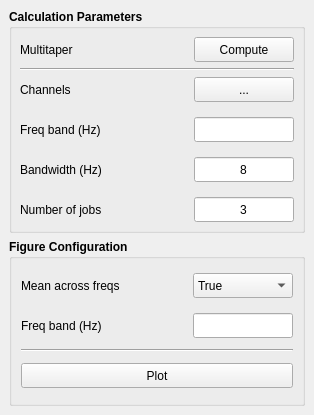
First picture: the form in iEEGTool/gui/ui/csd_multitaper.ui, repository ZhengLiu97/iEEGTool, before the edit.
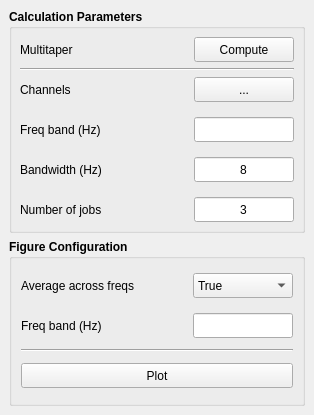
Second picture: the form after the edit.

```diff
--- a/iEEGTool/gui/ui/csd_multitaper.ui
+++ b/iEEGTool/gui/ui/csd_multitaper.ui
@@ -421,7 +421,7 @@
               </font>
              </property>
              <property name="text">
-              <string>Mean across freqs</string>
+              <string>Average across freqs</string>
              </property>
             </widget>
            </item>
```
